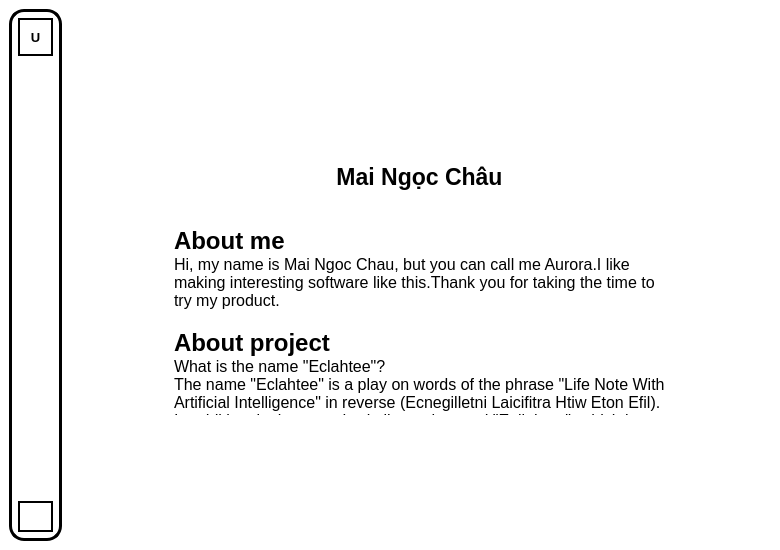
Old version of the form SPCK/GUI/About.ui in the repository MaiNgocChau9/Python-App-A-.
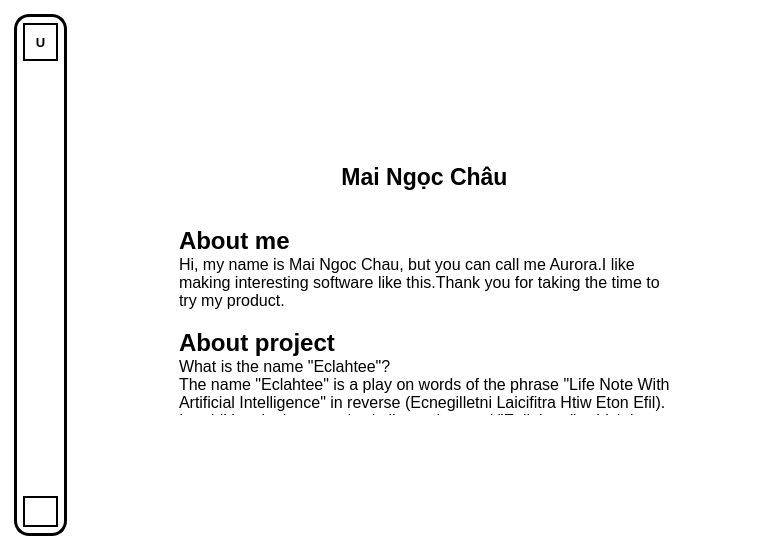
New version of the form. Icons and pictures are not drawn.

The edit to the form file:
```diff
--- a/SPCK/GUI/About.ui
+++ b/SPCK/GUI/About.ui
@@ -33,7 +33,8 @@
 background-color: white;
 border-radius: 15px;
 border: 3px solid black;
-padding: 0px;</string>
+padding: 0px;
+margin: 5px;</string>
       </property>
       <layout class="QVBoxLayout" name="verticalLayout_2">
        <item>
```
